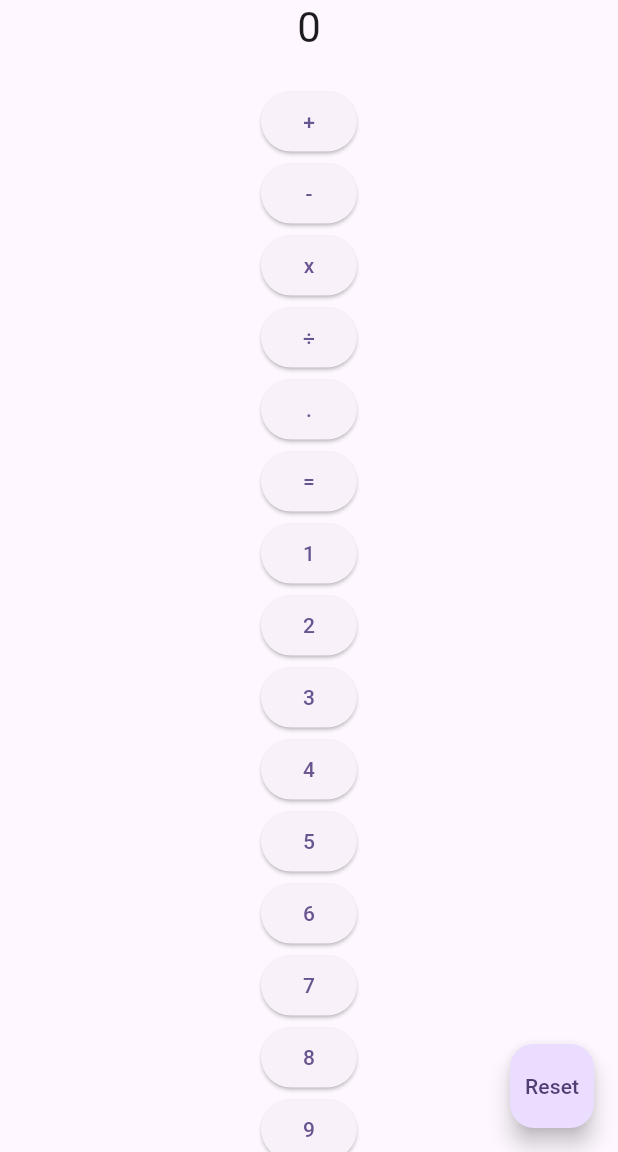
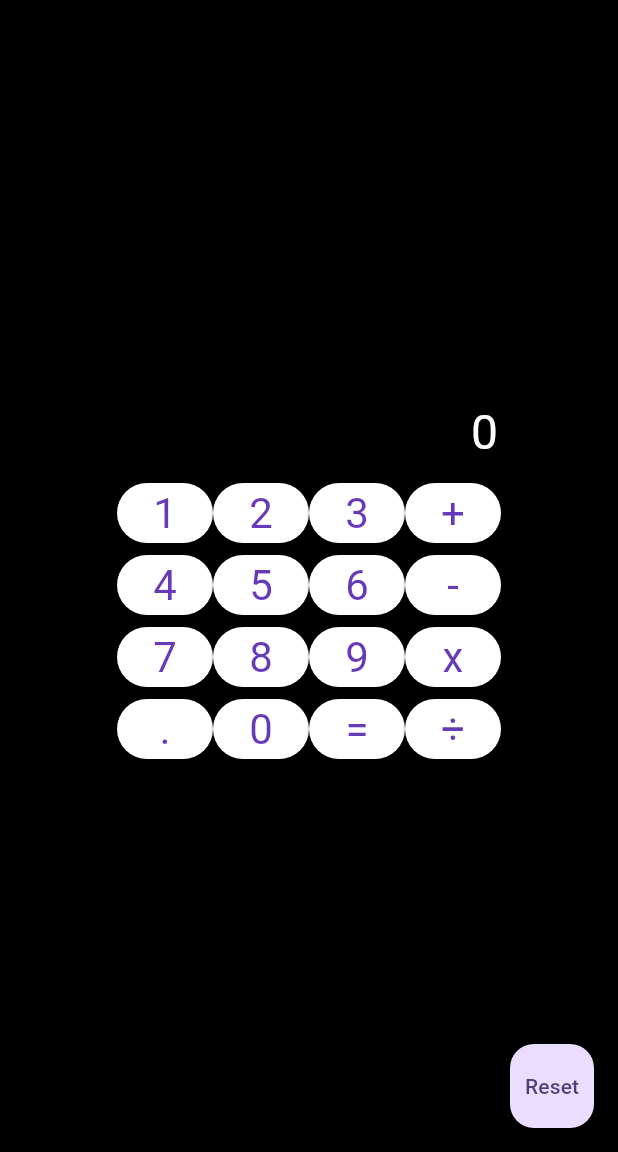
Before and after one commit to CelineSelke/MAD_HW2, a Flutter app: the screen it shows after launch, on a phone screen of 412 x 824 dp, the part 84-1236 px from its top. Run offline on Flutter 3.47's test engine with Material 3 defaults, Android fonts, the phone set to English and light mode, and no system bars.

Commit message:
Modify layout

```diff
--- a/lib/main.dart
+++ b/lib/main.dart
@@ -16,6 +16,9 @@ class MyApp extends StatelessWidget {
       title: 'Calculator',
       theme: ThemeData(
         colorScheme: ColorScheme.fromSeed(seedColor: Colors.deepPurple),
+        scaffoldBackgroundColor: Colors.black,
+        elevatedButtonTheme: ElevatedButtonThemeData(style: ElevatedButton.styleFrom(foregroundColor: Colors.deepPurple, backgroundColor: Colors.white)),
+        textTheme: TextTheme(headlineLarge: TextStyle(color: Colors.white), bodyLarge: TextStyle(color: Colors.white), headlineMedium: TextStyle(color: Colors.deepPurple)),
         useMaterial3: true,
       ),
       home: const MyHomePage(title: 'Calculator'),
@@ -43,7 +46,7 @@ class _MyHomePageState extends State<MyHomePage> {
   String calculation = "";
 
 
-  void pushOperand(double value){
+  void pushOperand(num value){
     setState(() {
         if(operand.isEmpty == true){
             operand.addFirst(value);
@@ -95,7 +98,7 @@ class _MyHomePageState extends State<MyHomePage> {
       }
       if (operator == "/"){
           setState(() {
-            double dividend = operand.removeLast();
+            num dividend = operand.removeLast();
             if(operand.first == 0.0){
                totalString = "Divide By Zero Error";
             }
@@ -218,29 +221,53 @@ class _MyHomePageState extends State<MyHomePage> {
 
           mainAxisAlignment: MainAxisAlignment.center,
           children: <Widget>[
+            Padding(padding: EdgeInsets.only(
+              left: 80, top: 10, bottom: 10, right: 80
+            ),
 
-            Text(
+            child: Row(mainAxisAlignment: MainAxisAlignment.center, children: [
+              Text(calculation, style: Theme.of(context).textTheme.bodyLarge, overflow: TextOverflow.ellipsis,),
+              Spacer(),
+              Text(
               totalString,
-              style: Theme.of(context).textTheme.headlineMedium,
+              style: Theme.of(context).textTheme.headlineLarge,
+              overflow: TextOverflow.ellipsis,
+              ),
+
+            ],),
             ),
-            Text(calculation),
 
-            ElevatedButton(onPressed: () => {setOperator("+")}, child: Text("+")),
-            ElevatedButton(onPressed: () => {setOperator("-")}, child: Text("-")),
-            ElevatedButton(onPressed: () => {setOperator("*")}, child: Text("x")),
-            ElevatedButton(onPressed: () => {setOperator("/")}, child: Text("÷")),
-            ElevatedButton(onPressed: () => {startDecimalOperation()}, child: Text(".")),
-            ElevatedButton(onPressed: () => {calculateTotal()}, child: Text("=")),
-            ElevatedButton(onPressed: () => {pushOperand(1.0)}, child: Text("1")),
-            ElevatedButton(onPressed: () => {pushOperand(2.0)}, child: Text("2")),
-            ElevatedButton(onPressed: () => {pushOperand(3.0)}, child: Text("3")),
-            ElevatedButton(onPressed: () => {pushOperand(4.0)}, child: Text("4")),
-            ElevatedButton(onPressed: () => {pushOperand(5.0)}, child: Text("5")),
-            ElevatedButton(onPressed: () => {pushOperand(6.0)}, child: Text("6")),
-            ElevatedButton(onPressed: () => {pushOperand(7.0)}, child: Text("7")),
-            ElevatedButton(onPressed: () => {pushOperand(8.0)}, child: Text("8")),
-            ElevatedButton(onPressed: () => {pushOperand(9.0)}, child: Text("9")),
-            ElevatedButton(onPressed: () => {pushOperand(0.0)}, child: Text("0")),
+
+
+            Row(mainAxisAlignment: MainAxisAlignment.center,children: [
+              ElevatedButton(onPressed: () => {pushOperand(1.0)}, child: Text("1",style: Theme.of(context).textTheme.headlineMedium,)),
+              ElevatedButton(onPressed: () => {pushOperand(2.0)}, child: Text("2",style: Theme.of(context).textTheme.headlineMedium,)),
+              ElevatedButton(onPressed: () => {pushOperand(3.0)}, child: Text("3",style: Theme.of(context).textTheme.headlineMedium,)),
+              ElevatedButton(onPressed: () => {setOperator("+")}, child: Text("+",style: Theme.of(context).textTheme.headlineMedium,)),
+            ],),
+
+            Row(mainAxisAlignment: MainAxisAlignment.center,children: [
+              ElevatedButton(onPressed: () => {pushOperand(4.0)}, child: Text("4",style: Theme.of(context).textTheme.headlineMedium,)),
+              ElevatedButton(onPressed: () => {pushOperand(5.0)}, child: Text("5",style: Theme.of(context).textTheme.headlineMedium,)),
+              ElevatedButton(onPressed: () => {pushOperand(6.0)}, child: Text("6",style: Theme.of(context).textTheme.headlineMedium,)),
+              ElevatedButton(onPressed: () => {setOperator("-")}, child: Text("-",style: Theme.of(context).textTheme.headlineMedium,)),
+            ],),
+
+            Row(mainAxisAlignment: MainAxisAlignment.center,children: [
+            ElevatedButton(onPressed: () => {pushOperand(7.0)}, child: Text("7",style: Theme.of(context).textTheme.headlineMedium,)),
+            ElevatedButton(onPressed: () => {pushOperand(8.0)}, child: Text("8",style: Theme.of(context).textTheme.headlineMedium,)),
+            ElevatedButton(onPressed: () => {pushOperand(9.0)}, child: Text("9",style: Theme.of(context).textTheme.headlineMedium,)),
+            ElevatedButton(onPressed: () => {setOperator("*")}, child: Text("x",style: Theme.of(context).textTheme.headlineMedium,)),
+            ],),
+
+            Row(mainAxisAlignment: MainAxisAlignment.center,children: [
+              ElevatedButton(onPressed: () => {startDecimalOperation()}, child: Text(".",style: Theme.of(context).textTheme.headlineMedium,)),
+              ElevatedButton(onPressed: () => {pushOperand(0.0)}, child: Text("0",style: Theme.of(context).textTheme.headlineMedium,)),
+              ElevatedButton(onPressed: () => {calculateTotal()}, child: Text("=",style: Theme.of(context).textTheme.headlineMedium,)),
+              ElevatedButton(onPressed: () => {setOperator("/")}, child: Text("÷",style: Theme.of(context).textTheme.headlineMedium,)),
+            ],),
+
+
 
 
           ],
```
